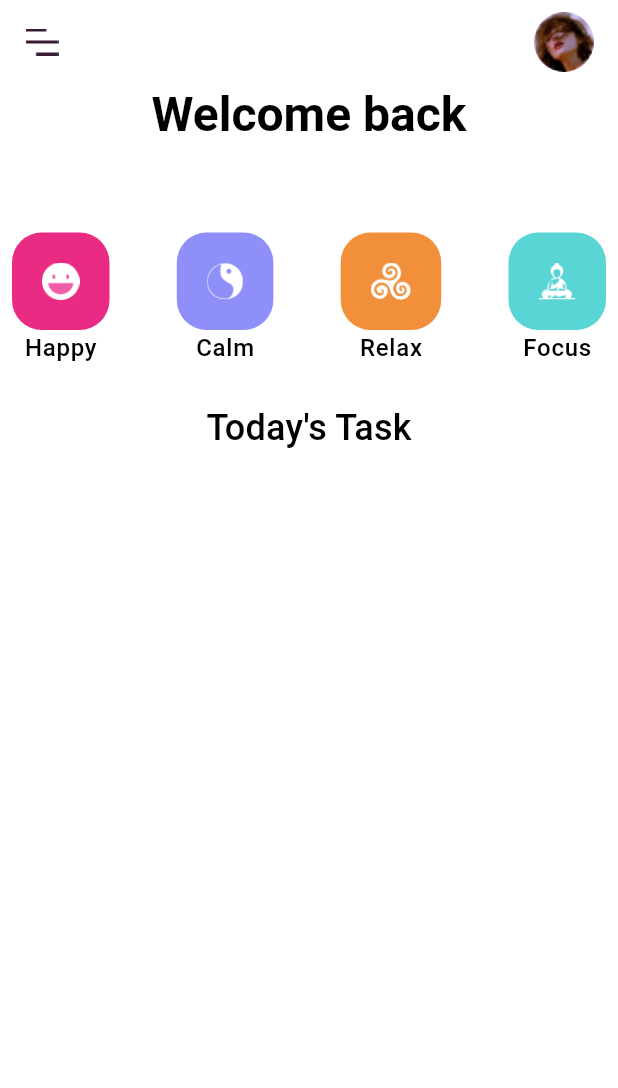
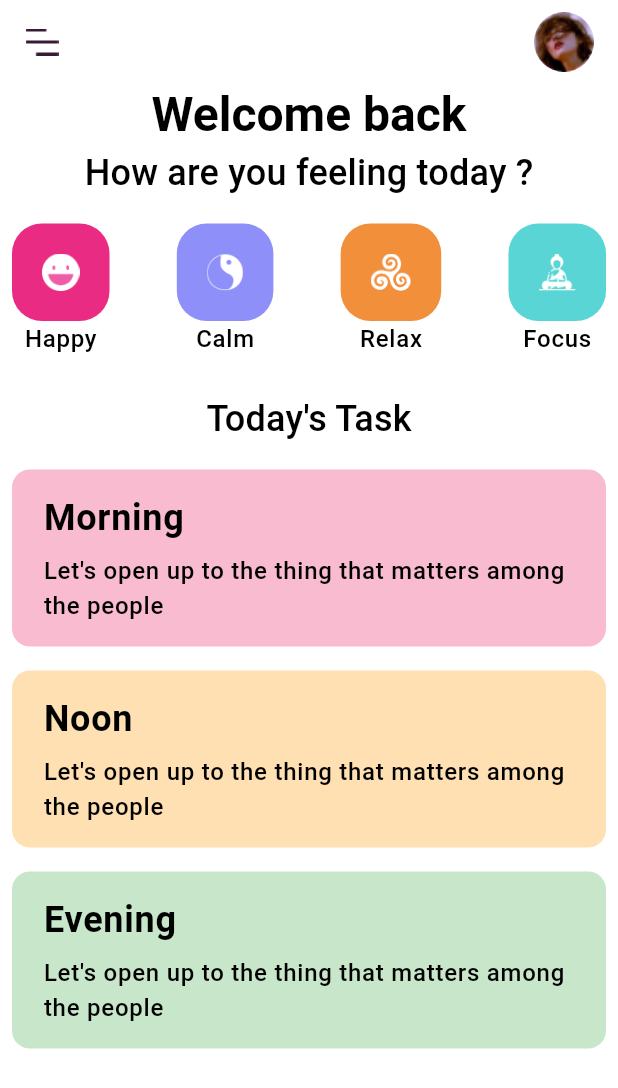
Before and after one commit to ritik6559/Mental-Health-Care-App-Flutter, a Flutter app: the screen it shows after launch, on a phone screen of 412 x 824 dp. Shown: the top 1088 px of the screen. Run offline on Flutter 3.47's test engine with Material 3 defaults, Android fonts, the light colour scheme and no system bars; our stand-ins replace google_fonts.

Commit message:
meditation screen completed

```diff
--- a/lib/features/meditation/presentation/screens/meditation_screen.dart
+++ b/lib/features/meditation/presentation/screens/meditation_screen.dart
@@ -1,6 +1,7 @@
 import 'package:flutter/material.dart';
 import 'package:mental_health_care_app/core/theme.dart';
 import 'package:mental_health_care_app/features/meditation/presentation/widgets/feeling_button.dart';
+import 'package:mental_health_care_app/features/meditation/presentation/widgets/task_card.dart';
 
 class MeditationScreen extends StatelessWidget {
   const MeditationScreen({super.key});
@@ -24,7 +25,8 @@ class MeditationScreen extends StatelessWidget {
           )
         ],
       ),
-      body: Padding(
+      body: SingleChildScrollView(
+        child: Padding(
           padding: const EdgeInsets.symmetric(horizontal: 8.0),
           child: Column(
             children: [
@@ -32,11 +34,12 @@ class MeditationScreen extends StatelessWidget {
                 "Welcome back",
                 style: Theme.of(context).textTheme.titleLarge,
               ),
-            const Text(
+              Text(
                 "How are you feeling today ?",
+                style: Theme.of(context).textTheme.titleMedium,
               ),
               const SizedBox(
-              height: 32,
+                height: 16,
               ),
               Row(
                 mainAxisAlignment: MainAxisAlignment.spaceBetween,
@@ -77,7 +80,35 @@ class MeditationScreen extends StatelessWidget {
               const SizedBox(
                 height: 16,
               ),
+              TaskCard(
+                title: 'Morning',
+                description:
+                    "Let's open up to the thing that matters among the people",
+                color: DefaultColors.task1,
+              ),
+              const SizedBox(
+                height: 16,
+              ),
+              TaskCard(
+                title: 'Noon',
+                description:
+                    "Let's open up to the thing that matters among the people",
+                color: DefaultColors.task2,
+              ),
+              const SizedBox(
+                height: 16,
+              ),
+              TaskCard(
+                title: 'Evening',
+                description:
+                    "Let's open up to the thing that matters among the people",
+                color: DefaultColors.task3,
+              ),
+              const SizedBox(
+                height: 16,
+              ),
             ],
+          ),
         ),
       ),
     );
--- /dev/null
+++ b/lib/features/meditation/presentation/widgets/task_card.dart
@@ -0,0 +1,65 @@
+import 'package:flutter/material.dart';
+
+class TaskCard extends StatelessWidget {
+  final String title;
+  final String description;
+  final Color color;
+
+  const TaskCard({
+    super.key,
+    required this.title,
+    required this.description,
+    required this.color,
+  });
+
+  @override
+  Widget build(BuildContext context) {
+    return Container(
+      padding: const EdgeInsets.all(16),
+      decoration:
+          BoxDecoration(color: color, borderRadius: BorderRadius.circular(12)),
+      child: Row(
+        children: [
+          const SizedBox(
+            width: 5,
+          ),
+          Expanded(
+            child: Column(
+              crossAxisAlignment: CrossAxisAlignment.start,
+              children: [
+                Text(
+                  title,
+                  style: Theme.of(context).textTheme.labelMedium!.copyWith(
+                        fontWeight: FontWeight.bold,
+                      ),
+                ),
+                const SizedBox(
+                  height: 8,
+                ),
+                Row(
+                  children: [
+                    Flexible(
+                      child: Text(
+                        description,
+                        style: Theme.of(context).textTheme.labelSmall,
+                      ),
+                    ),
+                    const SizedBox(height: 3),
+                    // Container(
+                    //   padding: EdgeInsets.all(3),
+                    //   decoration: BoxDecoration(
+                    //     color: Colors.grey[200],
+                    //     borderRadius: BorderRadius.circular(50)
+                    //   ),
+                    //   child: Icon(Icons.arrow_forward_ios),
+                    // )
+                  ],
+                )
+              ],
+            ),
+          )
+        ],
+      ),
+    );
+  }
+}
```
Lines whose indentation alone changed are shown as unchanged.
